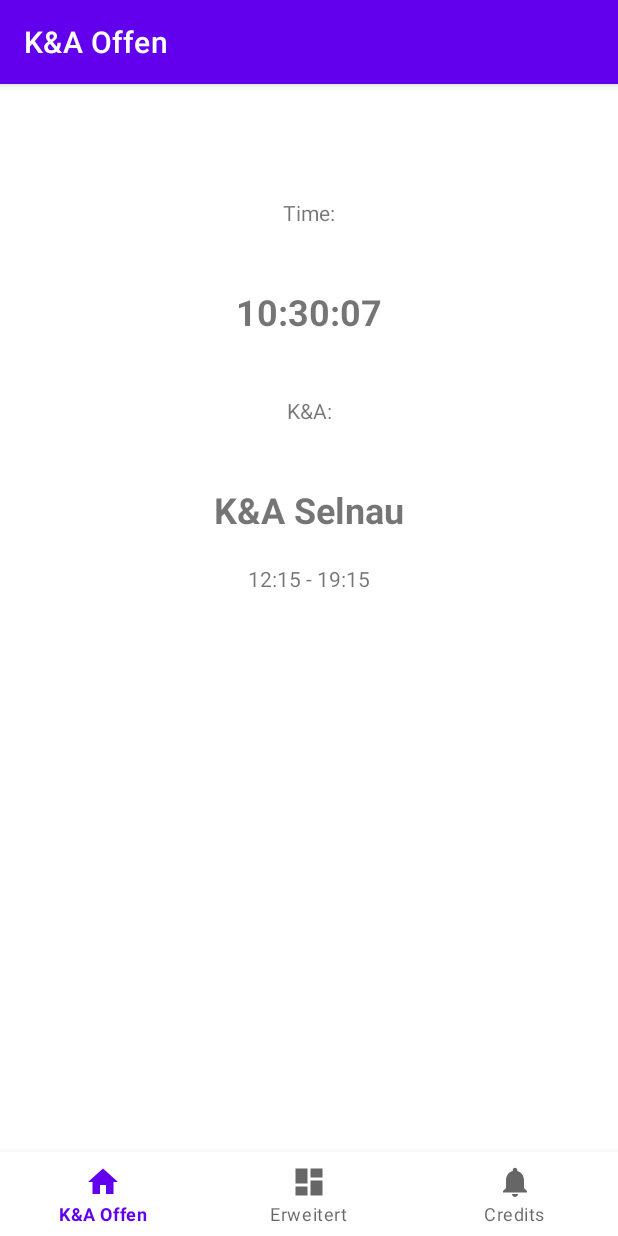
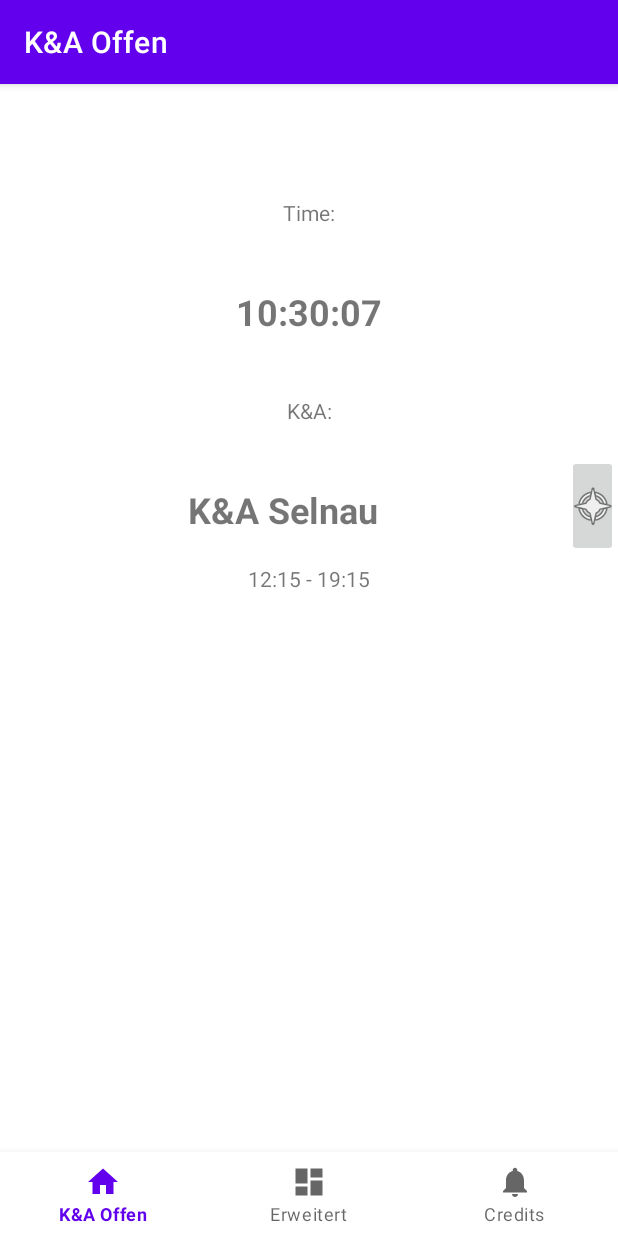
Before and after one commit to jetedonner/ch.kimhauser.android.KnApp, an Android app: the screen it shows after launch (MainActivity), on a phone screen of 412 x 824 dp. Run offline under Robolectric (Android 15) with nearby library versions, the phone set to English and light mode, and no system bars; our stand-ins replace navigation-ui.

Commit message:
WS response with google GSON and Layout amendments

```diff
--- a/app/build.gradle
+++ b/app/build.gradle
@@ -44,7 +44,9 @@ dependencies {
     implementation 'androidx.lifecycle:lifecycle-viewmodel-ktx:2.4.1'
     implementation 'androidx.navigation:navigation-fragment-ktx:2.4.2'
     implementation 'androidx.navigation:navigation-ui-ktx:2.4.2'
-    testImplementation 'junit:junit:4.+'
+    implementation 'com.google.firebase:firebase-crashlytics-buildtools:2.8.1'
+    implementation group: 'com.google.code.gson', name: 'gson', version: '2.8.6'
+    testImplementation 'junit:junit:4.13.2'
     androidTestImplementation 'androidx.test.ext:junit:1.1.3'
     androidTestImplementation 'androidx.test.espresso:espresso-core:3.4.0'
 }
--- a/app/src/main/java/ch/kimhauser/android/knapp/ui/home/HomeFragment.kt
+++ b/app/src/main/java/ch/kimhauser/android/knapp/ui/home/HomeFragment.kt
@@ -1,5 +1,7 @@
 package ch.kimhauser.android.knapp.ui.home
 
+import android.content.Intent
+import android.net.Uri
 import android.os.Bundle
 import android.os.Handler
 import android.os.Looper
@@ -24,7 +26,7 @@ class HomeFragment : Fragment() {
     // onDestroyView.
     private val binding get() = _binding!!
 
-    val simpleDateFormat = SimpleDateFormat("hh:mm:ss")
+    val simpleDateFormat = SimpleDateFormat("HH:mm:ss")
     private var txtTime: TextView? = null //= binding.txtTime
 
     override fun onCreateView(
@@ -39,6 +41,17 @@ class HomeFragment : Fragment() {
         val root: View = binding.root
 
         txtTime = binding.txtTime
+
+        binding.cmdLocate.setOnClickListener {
+            // Create a Uri from an intent string. Use the result to create an Intent.
+            val gmmIntentUri = Uri.parse("google.streetview:cbll=46.414382,10.013988")
+            // Create an Intent from gmmIntentUri. Set the action to ACTION_VIEW
+            val mapIntent = Intent(Intent.ACTION_VIEW, gmmIntentUri)
+            // Make the Intent explicit by setting the Google Maps package
+            mapIntent.setPackage("com.google.android.apps.maps")
+            // Attempt to start an activity that can handle the Intent
+            startActivity(mapIntent)
+        }
 
         val mainHandler = Handler(Looper.getMainLooper())
         mainHandler.post(object : Runnable {
--- a/app/src/main/res/layout/fragment_home.xml
+++ b/app/src/main/res/layout/fragment_home.xml
@@ -39,16 +39,30 @@
         android:text="K&amp;A:"
         android:textAlignment="center" />
 
+    <LinearLayout
+        android:layout_width="match_parent"
+        android:layout_height="wrap_content"
+        android:orientation="horizontal">
+
         <TextView
             android:id="@+id/textView4"
             android:layout_width="match_parent"
             android:layout_height="wrap_content"
+            android:layout_weight="1"
             android:paddingTop="20dp"
             android:paddingBottom="20dp"
             android:text="K&amp;A Selnau"
             android:textAlignment="center"
             android:textSize="24sp"
             android:textStyle="bold" />
+
+        <ImageButton
+            android:id="@+id/cmdLocate"
+            android:layout_width="68dp"
+            android:layout_height="68dp"
+            android:layout_weight="1"
+            android:src="@android:drawable/ic_menu_compass" />
+    </LinearLayout>
 
     <TextView
         android:id="@+id/textView5"
```
Also changed, not shown: app/src/main/java/ch/kimhauser/android/knapp/data/KnAClass.kt (added, +12 -0 lines), app/src/main/java/ch/kimhauser/android/knapp/ui/dashboard/DashboardFragment.kt (+22 -14 lines), app/src/main/res/layout/fragment_dashboard.xml (+6 -3 lines). Lines whose indentation alone changed are shown as unchanged.
